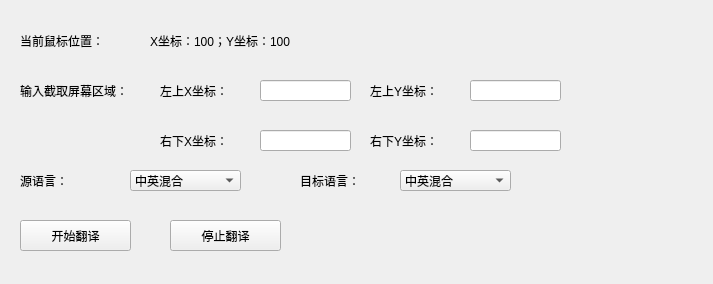
Qt form ui/main.ui (protosskai/OCRTranslater) before a commit.
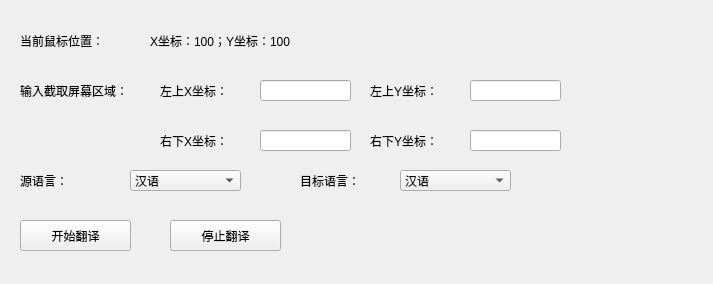
The same form after that commit.

Diff of the .ui file:
```diff
--- a/ui/main.ui
+++ b/ui/main.ui
@@ -185,7 +185,7 @@
     </property>
     <item>
      <property name="text">
-      <string>中英混合</string>
+      <string>汉语</string>
      </property>
     </item>
     <item>
@@ -271,7 +271,7 @@
     </property>
     <item>
      <property name="text">
-      <string>中英混合</string>
+      <string>汉语</string>
      </property>
     </item>
     <item>
```
